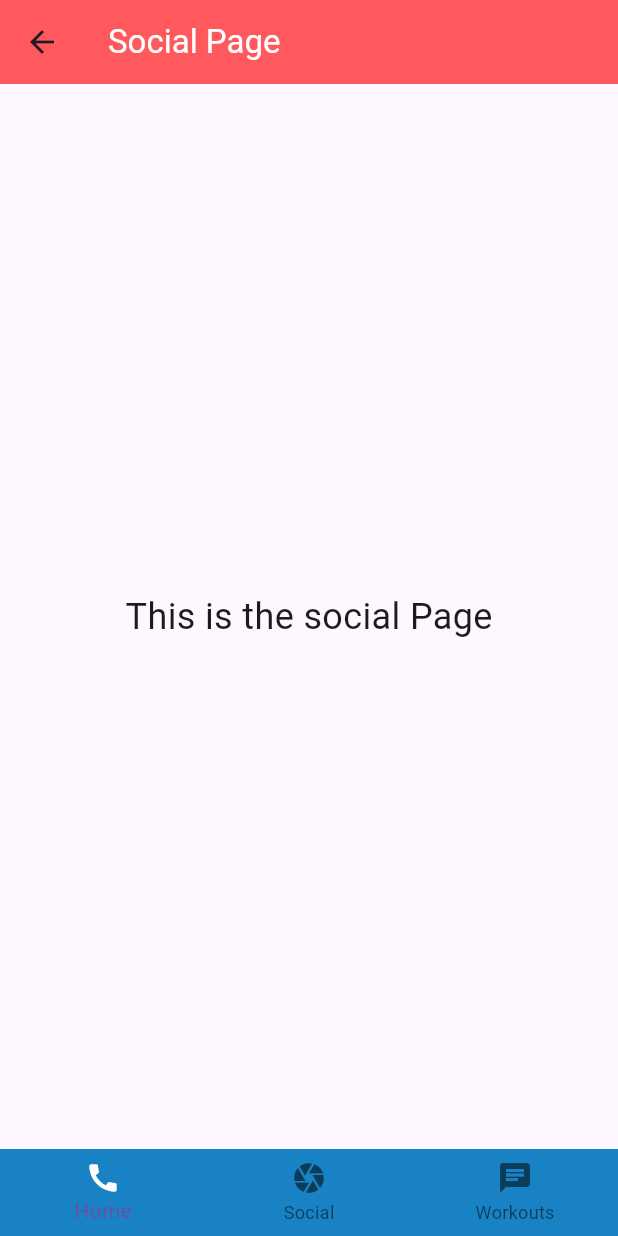
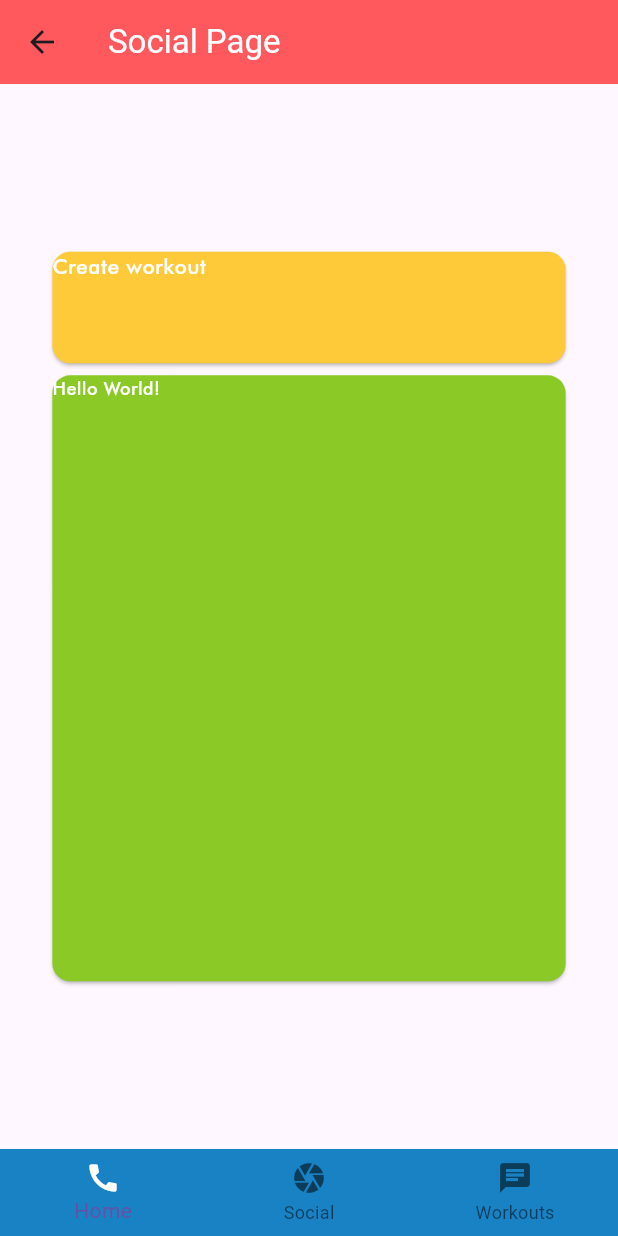
Before and after one commit to BenSwift1/GymApplication, a Flutter app: the screen it shows after launch, item 2 of the bottom bar chosen, on a phone screen of 412 x 824 dp. Run offline on Flutter 3.47's test engine with Material 3 defaults, Android fonts, the phone set to English and light mode, and no system bars; our stand-ins replace firebase_auth; missing offline and left inert: dart:ffi; accounts and stored records are empty.

Commit message:
Created a text carousel

```diff
--- a/gym_app/lib/social.dart
+++ b/gym_app/lib/social.dart
@@ -39,10 +39,43 @@ class socialPage extends StatelessWidget {
           ),
         ],
       ),
-      body: const Center(
-        child: Text(
-          'This is the social Page',
-          style: TextStyle(fontSize: 24.0),
+      body: Center(
+        child: Column(
+          mainAxisAlignment: MainAxisAlignment.center,
+          children: <Widget>[
+            // TEXT BOX
+            ConstrainedBox(
+              constraints: BoxConstraints.expand(
+                  height: MediaQuery.of(context).size.height *
+                      0.10, // Getting size of screen and then making box 25% of the height of the specific screen
+                  width: MediaQuery.of(context).size.width * 0.85),
+              child: const Card(
+                color: Color.fromRGBO(255, 202, 58, 1),
+                child: Text(
+                  'Create workout',
+                  style: TextStyle(color: Colors.white, fontFamily: 'Futura'),
+                ),
+              ),
+            ),
+
+            // TEXT BOX
+            ConstrainedBox(
+              constraints: BoxConstraints.expand(
+                  height: MediaQuery.of(context).size.height * 0.50,
+                  width: MediaQuery.of(context).size.width * 0.85),
+              child: const Card(
+                color: Color.fromRGBO(138, 201, 38, 1),
+                child: Text(
+                  'Hello World!',
+                  style: TextStyle(
+                    color: Colors.white,
+                    fontFamily: 'Futura',
+                    fontSize: 12,
+                  ),
+                ),
+              ),
+            )
+          ],
         ),
       ),
     );
```
Also changed, not shown: gym_app/lib/main.dart (+29 -3 lines).
